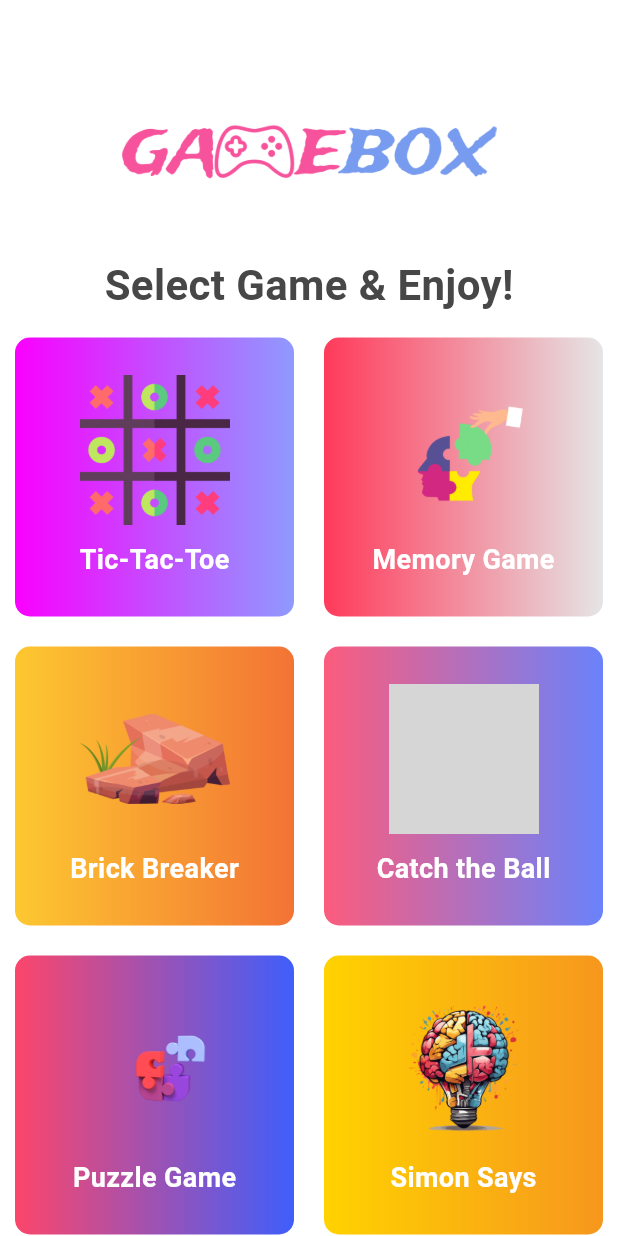
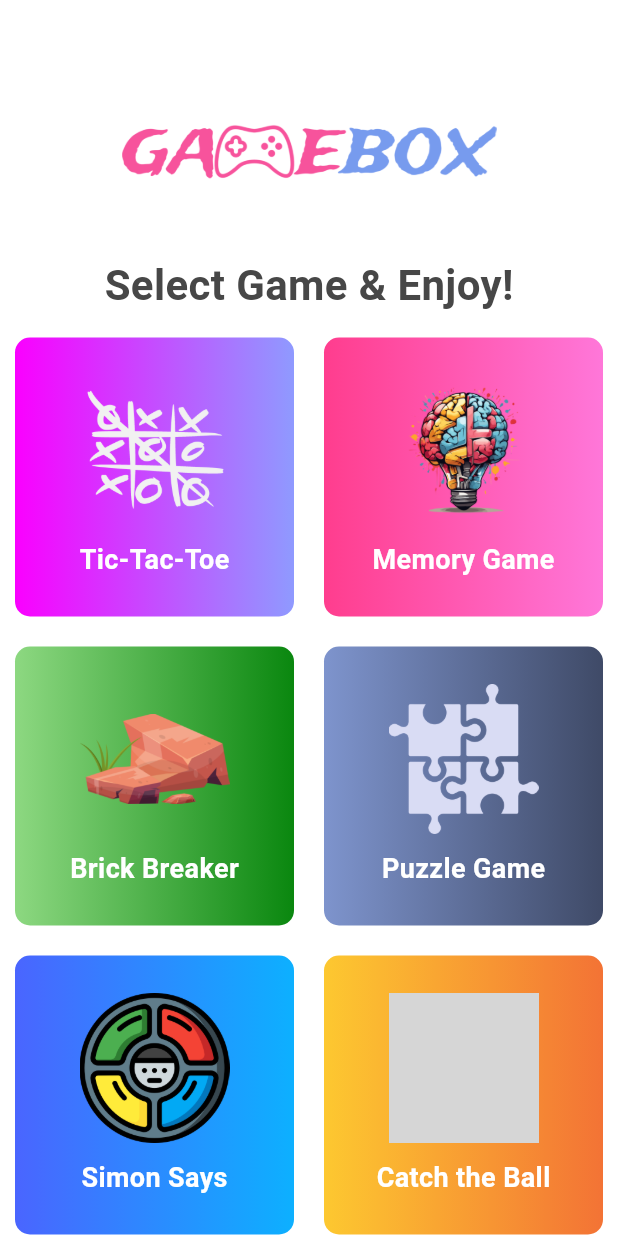
Before and after one commit to mdyasinahmed/app.GameBox, a Flutter app: the HomePage screen opened directly, on a phone screen of 412 x 824 dp. Run offline on Flutter 3.47's test engine with Material 3 defaults, Android fonts, the phone set to English and light mode, and no system bars; grey boxes are pictures that could not be loaded.

Commit message:
update app dashboard

```diff
--- a/gamebox/lib/pages/home_page.dart
+++ b/gamebox/lib/pages/home_page.dart
@@ -35,11 +35,11 @@ class HomePage extends StatelessWidget {
                 crossAxisCount: 2,
                 children: [
                   _buildGameTile(context, 'Tic-Tac-Toe', 'assets/games_images/tic_tac_toe.png', [Color(0xFFFA00FF), Color(0xFF8F9AFF)]),
-                  _buildGameTile(context, 'Memory Game', 'assets/games_images/memory_game.png', [Color(0xFFFF3A5A), Color(0xFFE5E5E5)]),
-                  _buildGameTile(context, 'Brick Breaker', 'assets/games_images/brick_breaker.png', [Color(0xFFFDC830), Color(0xFFF37335)]),
-                  _buildGameTile(context, 'Catch the Ball', 'assets/games_images/catch_the_ball.png', [Color(0xFFFC5C7D), Color(0xFF6A82FB)]),
-                  _buildGameTile(context, 'Puzzle Game', 'assets/games_images/puzzle_game.png', [Color(0xFFFC466B), Color(0xFF3F5EFB)]),
-                  _buildGameTile(context, 'Simon Says', 'assets/games_images/simon_says.png', [Color(0xFFFFD200), Color(0xFFF7971E)]),
+                  _buildGameTile(context, 'Memory Game', 'assets/games_images/memory_game.png', [Color(0xFFFF3D8E), Color(0xFFFF77D9)]),
+                  _buildGameTile(context, 'Brick Breaker', 'assets/games_images/brick_breaker.png', [Color(0xFF8DD881), Color(0xFF0A870F)]),
+                  _buildGameTile(context, 'Puzzle Game', 'assets/games_images/puzzle_game.png', [Color(0xFF7E94CD), Color(0xFF3F4A67)]),
+                  _buildGameTile(context, 'Simon Says', 'assets/games_images/simon_says.png', [Color(0xFF4A65FF), Color(0xFF0DB0FF)]),
+                  _buildGameTile(context, 'Catch the Ball', 'assets/games_images/catch_the_ball.png', [Color(0xFFFDC830), Color(0xFFF37335)]),
                 ],
               ),
             ),
```
Also changed, not shown: gamebox/assets/games_images/memory_game.png, gamebox/assets/games_images/puzzle_game.png, gamebox/assets/games_images/simon_says.png, gamebox/assets/games_images/tic_tac_toe.png.
